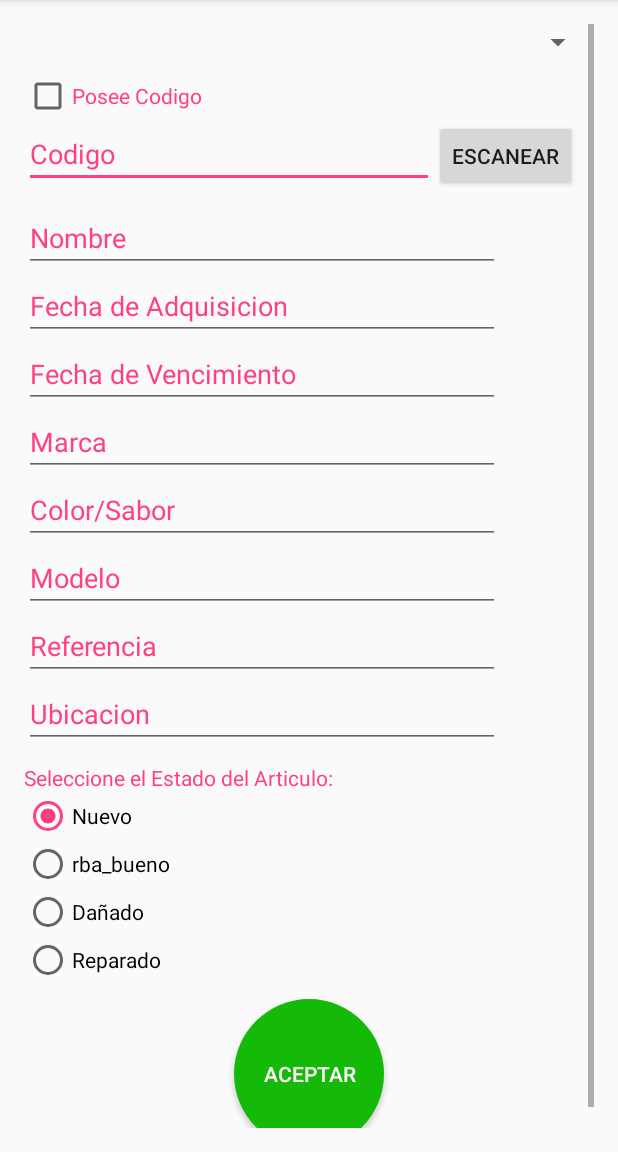
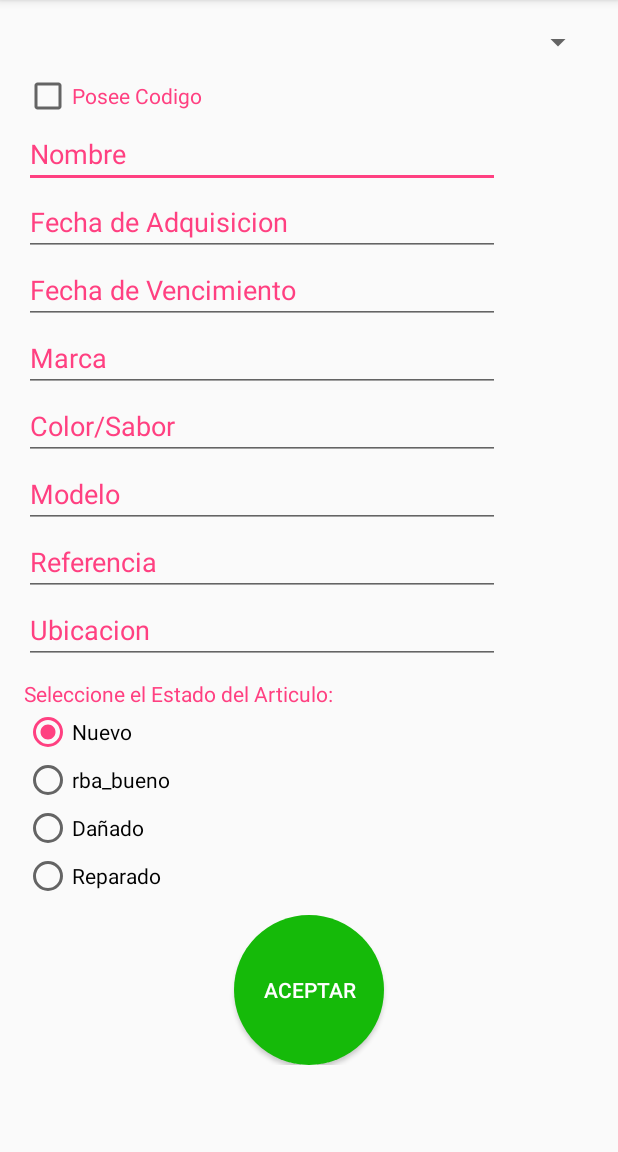
Before and after one commit to smithnoff/Skynventory, an Android app: the Agregar screen opened directly, with no data from a screen before it, on a phone screen of 412 x 824 dp, the part 84-1236 px from its top. Run offline under Robolectric (Android 15) with nearby library versions, the phone set to English and light mode, and no system bars; 1 statement that could not run was skipped.

Commit message:
set de posee codigo check box 2.0

```diff
--- a/app/src/main/java/com/example/manuelfleivar/skynventory/Agregar.java
+++ b/app/src/main/java/com/example/manuelfleivar/skynventory/Agregar.java
@@ -5,6 +5,7 @@ package com.example.manuelfleivar.skynventory;
 import android.app.DatePickerDialog;
 import android.content.DialogInterface;
 import android.content.Intent;
+import android.opengl.Visibility;
 import android.os.Bundle;
 import android.support.design.widget.Snackbar;
 import android.support.v7.app.AlertDialog;
@@ -12,8 +13,11 @@ import android.support.v7.app.AppCompatActivity;
 import android.view.View;
 import android.widget.ArrayAdapter;
 import android.widget.Button;
+import android.widget.CheckBox;
+import android.widget.CompoundButton;
 import android.widget.DatePicker;
 import android.widget.EditText;
+import android.widget.LinearLayout;
 import android.widget.Spinner;
 import android.widget.Toast;
 
@@ -28,6 +32,7 @@ public class Agregar extends AppCompatActivity {
     Spinner spCategoria;
     DBManager mn;
     EditText codigo, nombre, fadquisicion, fvencimiento, marca, colsab, modelo, referencia, ubicacion;
+    CheckBox pcodigo;
     @Override
     protected void onCreate(Bundle savedInstanceState) {
         super.onCreate(savedInstanceState);
@@ -150,6 +155,19 @@ fadquisicion.setOnFocusChangeListener(new View.OnFocusChangeListener() {
 
             }
         });
+        final LinearLayout contenedorCodigo=(LinearLayout)findViewById(R.id.contenedorCodigo);
+        pcodigo.setOnCheckedChangeListener(new CompoundButton.OnCheckedChangeListener() {
+            @Override
+            public void onCheckedChanged(CompoundButton buttonView, boolean isChecked) {
+                if (isChecked){
+                    contenedorCodigo.setVisibility(View.VISIBLE);
+                }else{
+                    contenedorCodigo.setVisibility(View.GONE);
+                }
+            }
+        });
+
+
     }
 
     public void onActivityResult(int requestCode, int resultCode, Intent intent) {
--- a/app/src/main/res/layout/activity_agregar.xml
+++ b/app/src/main/res/layout/activity_agregar.xml
@@ -39,6 +39,8 @@
                 android:orientation="horizontal"
                 android:layout_width="match_parent"
                 android:layout_height="match_parent"
+                android:id="@+id/contenedorCodigo"
+                android:visibility="gone"
                 android:weightSum="1"
                 android:layout_marginBottom="8sp">
 
```
